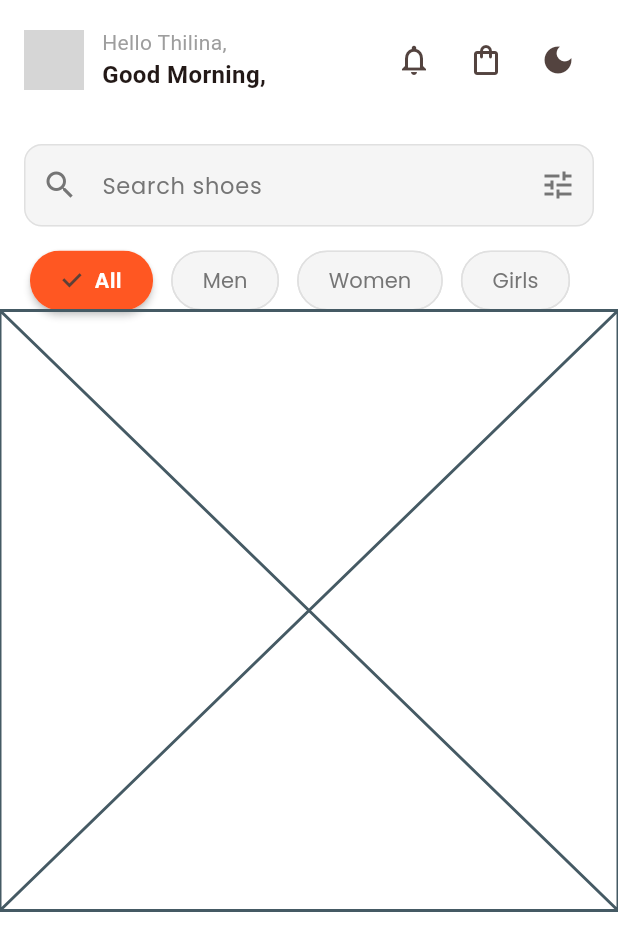
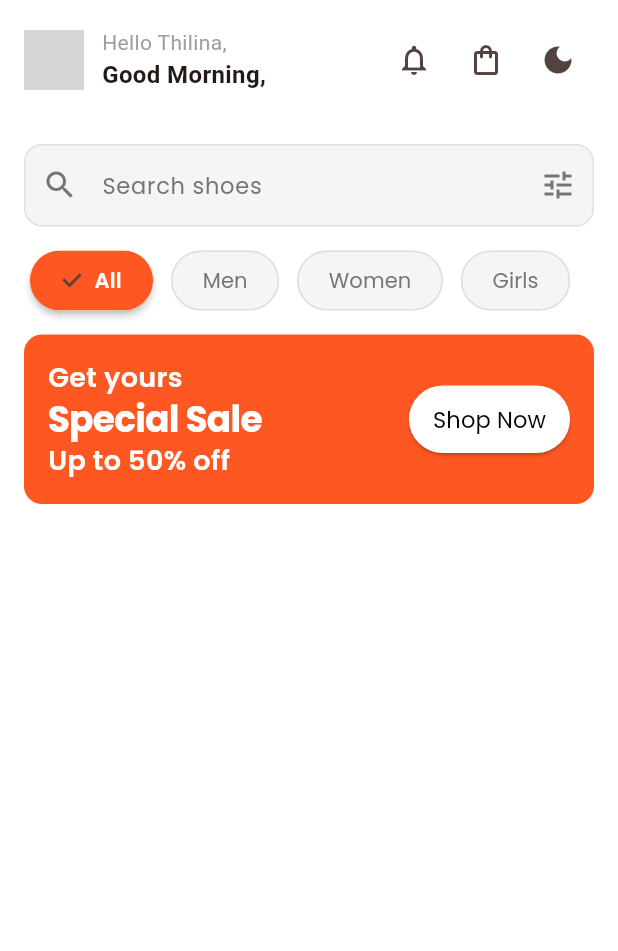
Before and after one commit to Thilina-S/shoestore_flutter, a Flutter app: the HomeScreen screen opened directly, on a phone screen of 412 x 824 dp. Shown: the top 951 px of the screen. Run offline on Flutter 3.47's test engine with Material 3 defaults, Android fonts, the light colour scheme and no system bars; our stand-ins replace get, get_storage, google_fonts; accounts and stored records are empty; grey boxes are pictures that could not be loaded.

Commit message:
sale banner part

```diff
--- a/lib/view/widgets/sale_banner.dart
+++ b/lib/view/widgets/sale_banner.dart
@@ -1,10 +1,57 @@
 import 'package:flutter/material.dart';
+import 'package:get/get_connect/http/src/utils/utils.dart';
+import 'package:shoestore/utils/app_textstyles.dart';
 
 class SaleBanner extends StatelessWidget {
   const SaleBanner({super.key});
 
   @override
   Widget build(BuildContext context) {
-    return const Placeholder();
+    return Container(
+      margin: const EdgeInsets.all(16),
+      padding: const EdgeInsets.all(16),
+      decoration: BoxDecoration(
+        color: Theme.of(context).primaryColor,
+        borderRadius: BorderRadius.circular(12),
+      ),
+      child: Row(
+        children: [
+          Expanded(
+            child: Column(
+              crossAxisAlignment: CrossAxisAlignment.start,
+              children: [
+                Text(
+                  'Get yours',
+                  style: AppTextStyle.withColor(AppTextStyle.h3, Colors.white),
+                ),
+
+                Text(
+                  'Special Sale',
+                  style: AppTextStyle.withColor(
+                    AppTextStyle.withWeight(AppTextStyle.h2, FontWeight.bold),
+                    Colors.white,
+                  ),
+                ),
+                Text(
+                  'Up to 50% off',
+                  style: AppTextStyle.withColor(AppTextStyle.h3, Colors.white),
+                ),
+              ],
+            ),
+          ),
+
+          ElevatedButton(
+            onPressed: () {},
+            style: ElevatedButton.styleFrom(
+              backgroundColor: Colors.white,
+              foregroundColor: Colors.black,
+              padding: const EdgeInsets.symmetric(horizontal: 16, vertical: 12),
+            ),
+
+            child: Text('Shop Now', style: AppTextStyle.buttonMedium),
+          ),
+        ],
+      ),
+    );
   }
 }
```
